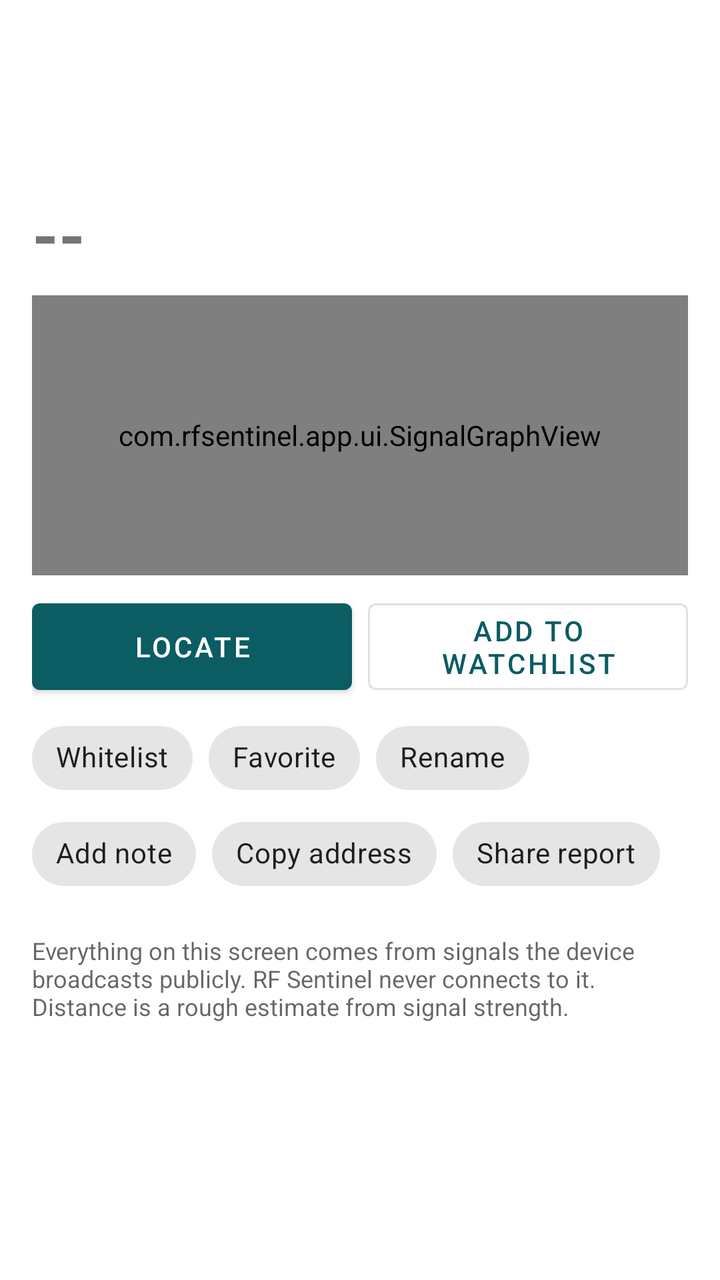
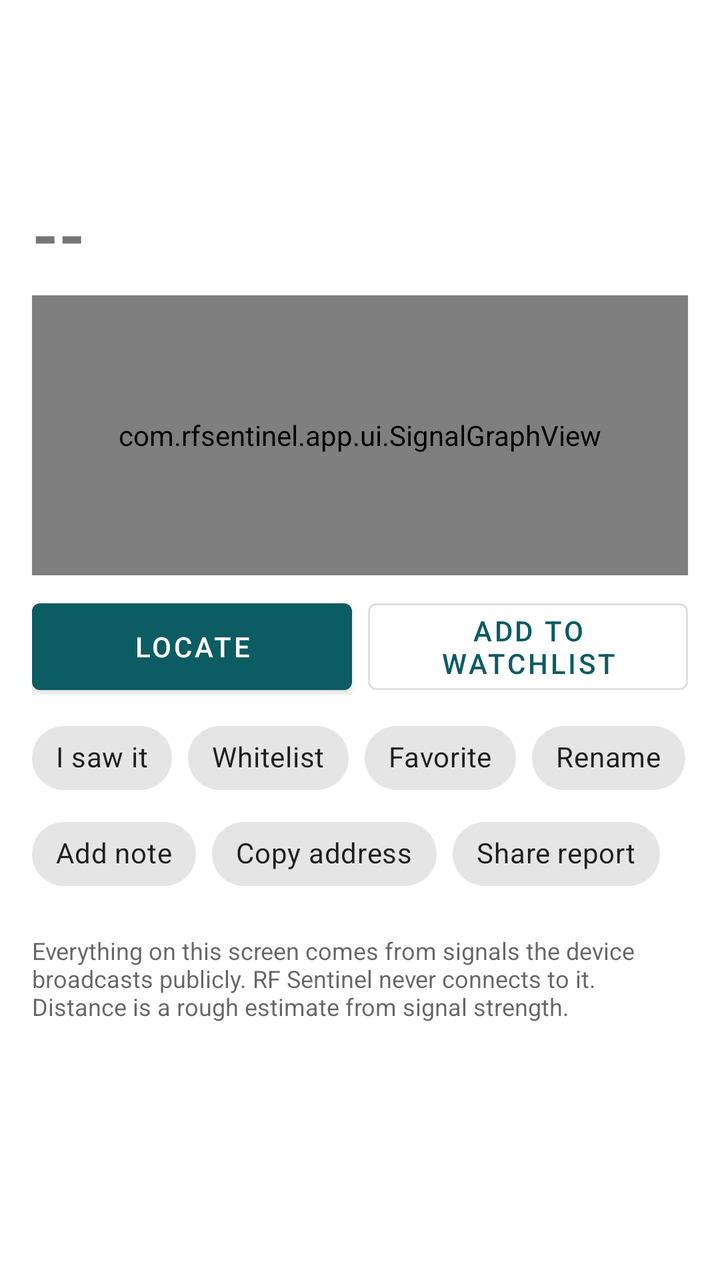

Two renders of the same Android screen: before a commit and after it. Below are the layout's source before the change and the commit's diff.
<!-- AndroidManifest.xml: application theme Theme.RFSentinel -->
<!-- res/layout/activity_device_detail.xml -->
<?xml version="1.0" encoding="utf-8"?>
<ScrollView xmlns:android="http://schemas.android.com/apk/res/android"
    android:id="@+id/scroll"
    android:layout_width="match_parent"
    android:layout_height="match_parent">

    <LinearLayout
        android:layout_width="match_parent"
        android:layout_height="wrap_content"
        android:orientation="vertical"
        android:padding="16dp">

        <TextView
            android:id="@+id/tagText"
            android:layout_width="wrap_content"
            android:layout_height="wrap_content"
            android:layout_marginBottom="6dp"
            android:paddingStart="8dp"
            android:paddingTop="2dp"
            android:paddingEnd="8dp"
            android:paddingBottom="2dp"
            android:textColor="#FFFFFF"
            android:textSize="@dimen/text_caption"
            android:textStyle="bold"
            android:visibility="gone" />

        <TextView
            android:id="@+id/titleText"
            android:layout_width="match_parent"
            android:layout_height="wrap_content"
            android:textIsSelectable="true"
            android:textSize="@dimen/text_title"
            android:textStyle="bold" />

        <TextView
            android:id="@+id/subtitleText"
            android:layout_width="match_parent"
            android:layout_height="wrap_content"
            android:fontFamily="monospace"
            android:textIsSelectable="true"
            android:textSize="@dimen/text_body" />

        <TextView
            android:id="@+id/presenceText"
            android:layout_width="match_parent"
            android:layout_height="wrap_content"
            android:layout_marginTop="4dp"
            android:textColor="?android:attr/textColorSecondary"
            android:textSize="@dimen/text_caption" />

        
        <TextView
            android:id="@+id/noteText"
            android:layout_width="match_parent"
            android:layout_height="wrap_content"
            android:layout_marginTop="6dp"
            android:background="?attr/selectableItemBackground"
            android:paddingTop="4dp"
            android:paddingBottom="4dp"
            android:textSize="@dimen/text_body"
            android:visibility="gone" />

        
        <LinearLayout
            android:id="@+id/visualTop"
            android:layout_width="match_parent"
            android:layout_height="wrap_content"
            android:layout_marginTop="12dp"
            android:gravity="center_vertical"
            android:orientation="horizontal"
            android:visibility="gone">

            <com.rfsentinel.app.ui.SignalGaugeView
                android:id="@+id/gauge"
                android:layout_width="0dp"
                android:layout_height="wrap_content"
                android:layout_weight="1.6" />

            <com.rfsentinel.app.ui.ConfidenceRingView
                android:id="@+id/ring"
                android:layout_width="0dp"
                android:layout_height="wrap_content"
                android:layout_marginStart="8dp"
                android:layout_weight="1" />
        </LinearLayout>

        
        <LinearLayout
            android:layout_width="match_parent"
            android:layout_height="wrap_content"
            android:layout_marginTop="12dp"
            android:gravity="center_vertical"
            android:orientation="horizontal">

            <TextView
                android:id="@+id/rssiText"
                android:layout_width="wrap_content"
                android:layout_height="wrap_content"
                android:text="--"
                android:textSize="@dimen/text_display"
                android:textStyle="bold" />

            <TextView
                android:id="@+id/rssiDetail"
                android:layout_width="0dp"
                android:layout_height="wrap_content"
                android:layout_marginStart="12dp"
                android:layout_weight="1"
                android:textSize="@dimen/text_body" />
        </LinearLayout>

        <com.rfsentinel.app.ui.SignalGraphView
            android:id="@+id/graph"
            android:layout_width="match_parent"
            android:layout_height="140dp"
            android:layout_marginTop="8dp" />

        
        <LinearLayout
            android:layout_width="match_parent"
            android:layout_height="wrap_content"
            android:layout_marginTop="8dp"
            android:baselineAligned="false"
            android:orientation="horizontal">

            <com.google.android.material.button.MaterialButton
                android:id="@+id/locateButton"
                android:layout_width="0dp"
                android:layout_height="match_parent"
                android:layout_marginEnd="8dp"
                android:layout_weight="1"
                android:text="Locate" />

            <com.google.android.material.button.MaterialButton
                android:id="@+id/actionWatchlist"
                style="@style/Widget.MaterialComponents.Button.OutlinedButton"
                android:layout_width="0dp"
                android:layout_height="match_parent"
                android:layout_weight="1"
                android:text="Add to watchlist" />
        </LinearLayout>

        
        <com.google.android.material.chip.ChipGroup
            android:id="@+id/actions"
            android:layout_width="match_parent"
            android:layout_height="wrap_content"
            android:layout_marginTop="4dp">

            <com.google.android.material.chip.Chip
                android:id="@+id/actionWhitelist"
                android:layout_width="wrap_content"
                android:layout_height="wrap_content"
                android:text="Whitelist" />

            <com.google.android.material.chip.Chip
                android:id="@+id/actionFavorite"
                android:layout_width="wrap_content"
                android:layout_height="wrap_content"
                android:text="Favorite" />

            <com.google.android.material.chip.Chip
                android:id="@+id/actionRename"
                android:layout_width="wrap_content"
                android:layout_height="wrap_content"
                android:text="Rename" />

            <com.google.android.material.chip.Chip
                android:id="@+id/actionNote"
                android:layout_width="wrap_content"
                android:layout_height="wrap_content"
                android:text="Add note" />

            <com.google.android.material.chip.Chip
                android:id="@+id/actionCopy"
                android:layout_width="wrap_content"
                android:layout_height="wrap_content"
                android:text="Copy address" />

            <com.google.android.material.chip.Chip
                android:id="@+id/actionShare"
                android:layout_width="wrap_content"
                android:layout_height="wrap_content"
                android:text="Share report" />
        </com.google.android.material.chip.ChipGroup>

        
        <LinearLayout
            android:id="@+id/sections"
            android:layout_width="match_parent"
            android:layout_height="wrap_content"
            android:orientation="vertical" />

        <TextView
            android:layout_width="match_parent"
            android:layout_height="wrap_content"
            android:layout_marginTop="16dp"
            android:text="Everything on this screen comes from signals the device broadcasts publicly. RF Sentinel never connects to it. Distance is a rough estimate from signal strength."
            android:textColor="?android:attr/textColorSecondary"
            android:textSize="@dimen/text_caption" />
    </LinearLayout>
</ScrollView>
<!-- resources referenced by this layout -->
<resources>
  <dimen name="text_body">14sp</dimen>
  <dimen name="text_caption">12sp</dimen>
  <dimen name="text_display">34sp</dimen>
  <dimen name="text_title">20sp</dimen>
  <style name="Theme.RFSentinel" parent="Theme.MaterialComponents.DayNight.DarkActionBar">
          <item name="colorPrimary">@color/brand_primary</item>
          <item name="colorPrimaryVariant">@color/brand_primary_dark</item>
          <item name="colorOnPrimary">@android:color/white</item>
          <item name="colorSecondary">@color/brand_accent</item>
          <item name="colorOnSecondary">@android:color/white</item>
          <item name="rfScopeColor">@color/scope</item>
          <item name="rfScopeTextColor">@color/scope_text</item>
          <item name="rfTraceColor">@color/trace</item>
          <item name="rfAccent">@color/brand_highlight</item>
          <item name="rfOnAccent">@color/brand_on_highlight</item>
      </style>
  <color name="brand_primary">#0B5C63</color>
  <color name="brand_primary_dark">#073F44</color>
  <color name="brand_accent">#E0622D</color>
  <color name="scope">#0B5C63</color>
  <color name="scope_text">#AA0B5C63</color>
  <color name="trace">#E0622D</color>
  <color name="brand_highlight">#0B5C63</color>
  <color name="brand_on_highlight">#FFFFFF</color>
</resources>

<!-- the commit's change to res/layout/activity_device_detail.xml (unified diff, before → after) -->
@@ -148,6 +148,12 @@
             android:layout_marginTop="4dp">
 
             <com.google.android.material.chip.Chip
+                android:id="@+id/actionLearn"
+                android:layout_width="wrap_content"
+                android:layout_height="wrap_content"
+                android:text="I saw it" />
+
+            <com.google.android.material.chip.Chip
                 android:id="@+id/actionWhitelist"
                 android:layout_width="wrap_content"
                 android:layout_height="wrap_content"
